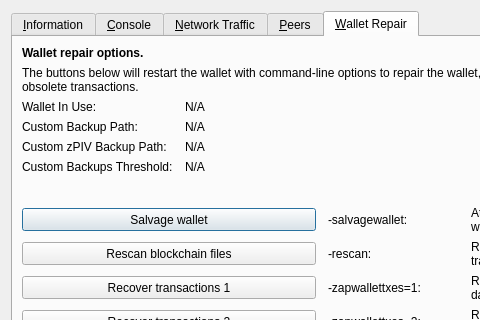
The window that src/qt/forms/rpcconsole.ui (Samsufi/galerians) describes before a commit, drawn with Qt 5; both pictures show x 0 to 480 and y 0 to 320 of the 769 by 485 pixel window.
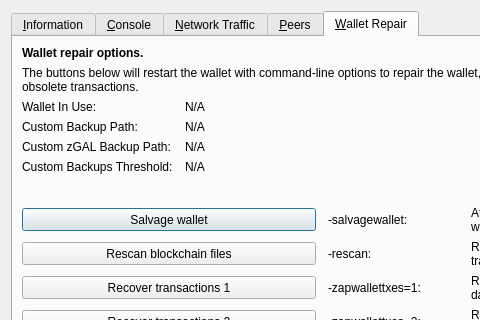
The same window after the commit. The open tabs and pages were chosen to show the change. Icons and pictures are not drawn. Custom widgets are drawn as their Qt base class.

```diff
--- a/src/qt/forms/rpcconsole.ui
+++ b/src/qt/forms/rpcconsole.ui
@@ -1328,7 +1328,7 @@
        <item row="4" column="0">
         <widget class="QLabel" name="wallet_customzpivbackuppath_label">
          <property name="text">
-          <string>Custom zPIV Backup Path:</string>
+          <string>Custom zGAL Backup Path:</string>
          </property>
          <property name="visible">
           <bool>false</bool>
```
Left out of the diff: 4 changed lines with no effect on the pictures.
